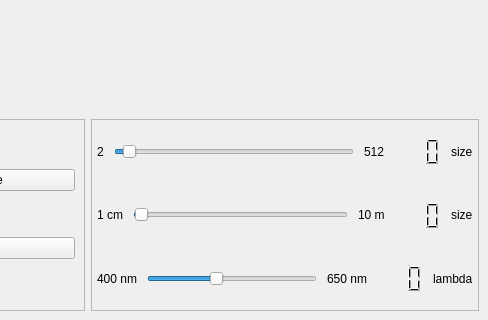
Qt form interface/interface.ui (genzorr/optical-simulation) before a commit; both pictures show x 312 to 800 and y 280 to 600 of the 800 by 600 pixel window.
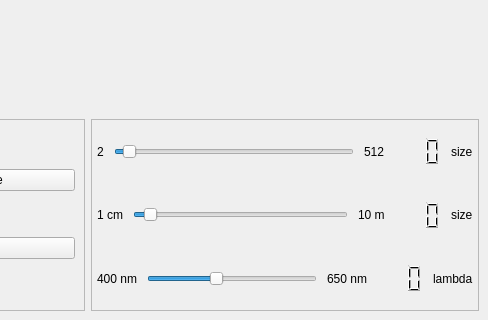
The same form after that commit.

```diff
--- a/interface/interface.ui
+++ b/interface/interface.ui
@@ -360,7 +360,7 @@
                 <number>1</number>
                </property>
                <property name="maximum">
-                <number>10000</number>
+                <number>1000</number>
                </property>
                <property name="singleStep">
                 <number>2</number>
```
